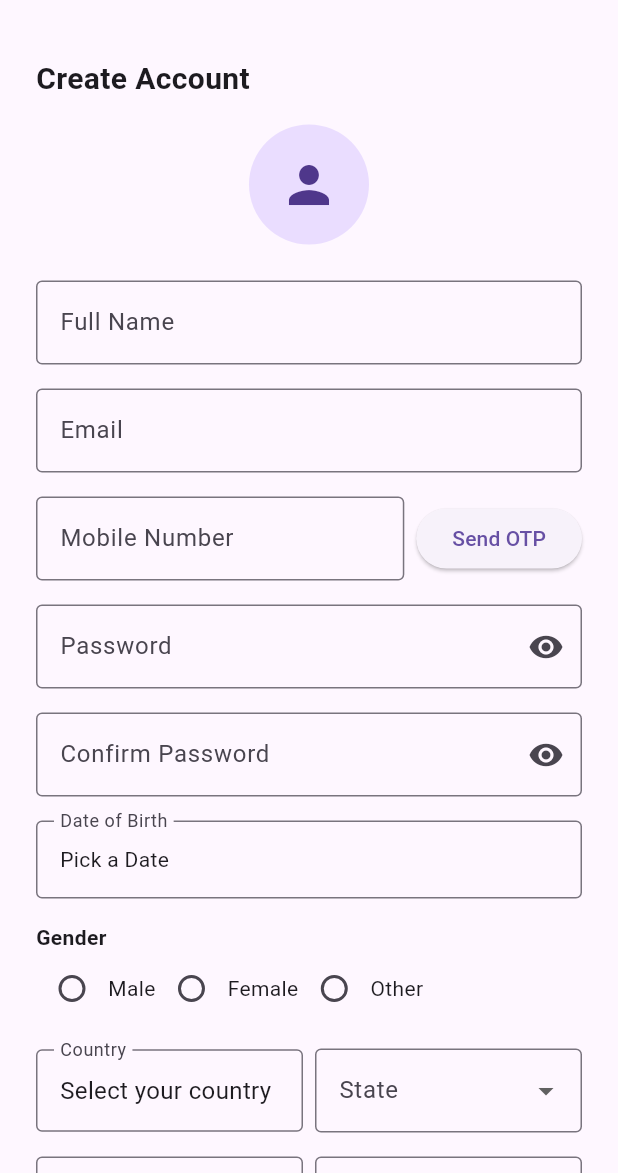
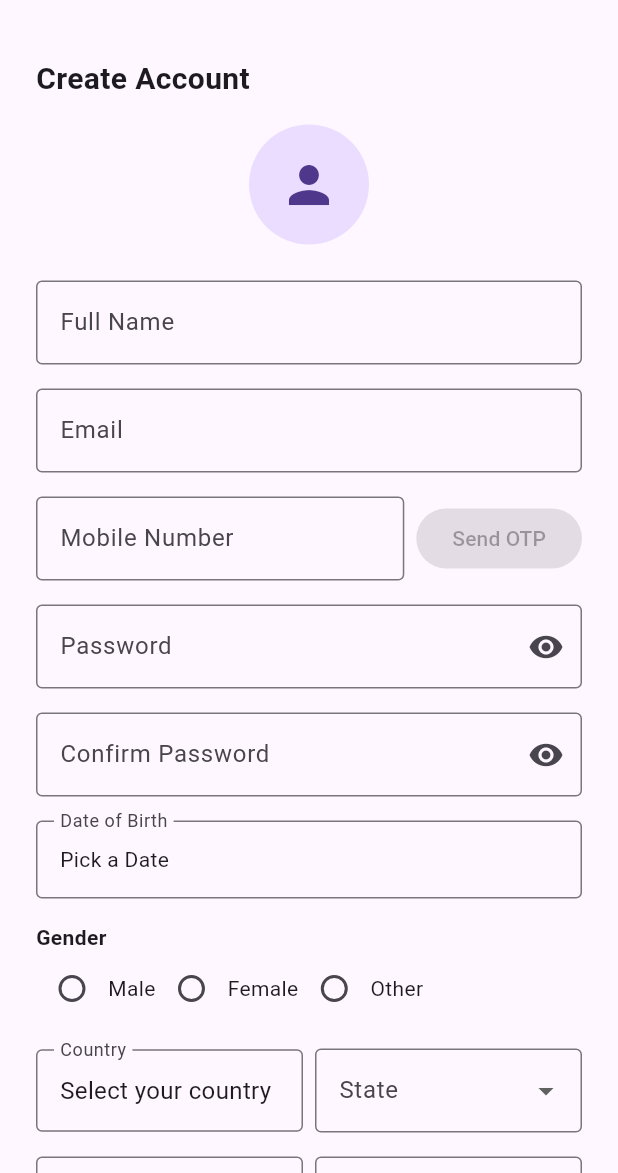
Before and after one commit to AswiniKrishna05/pulse-post, a Flutter app: the PersonalInfoView screen opened by its route, on a phone screen of 412 x 824 dp, the part 63-1236 px from its top. Run offline on Flutter 3.47's test engine with Material 3 defaults, Android fonts, the phone set to English and light mode, and no system bars; our stand-ins replace cloud_firestore, cloud_functions, country_picker, firebase_auth, firebase_core, firebase_storage and 5 more; accounts and stored records are empty.

Commit message:
mobile verification

```diff
--- a/lib/core/navigation/app_router.dart
+++ b/lib/core/navigation/app_router.dart
@@ -23,8 +23,13 @@ class AppRouter {
       case AppRoutes.forgotPassword:
         return MaterialPageRoute(builder: (_) => const ForgotPasswordView());
       case AppRoutes.otp:
-        final email = settings.arguments as String;
-        return MaterialPageRoute(builder: (_) => OTPVerificationView(email: email));
+        final args = settings.arguments as Map<String, dynamic>;
+        return MaterialPageRoute(
+          builder: (_) => OTPVerificationView(
+            phoneNumber: args['phoneNumber'],
+            verificationId: args['verificationId'],
+          ),
+        );
       case AppRoutes.resetPassword:
         final email = settings.arguments as String;
         return MaterialPageRoute(builder: (_) => ResetPasswordView(email: email));
--- a/lib/views/personal_info/personal_info_view.dart
+++ b/lib/views/personal_info/personal_info_view.dart
@@ -4,6 +4,7 @@ import 'package:image_picker/image_picker.dart';
 import 'package:provider/provider.dart';
 import '../../core/navigation/app_routes.dart';
 import '../../viewmodels/personal_info_viewmodel.dart';
+import '../auth/otp_verification_view.dart';
 import '../widgets/custom_textfield.dart';
 import '../widgets/primary_button.dart';
 import 'interests_categories_view.dart';
@@ -97,9 +98,55 @@ class PersonalInfoView extends StatelessWidget {
                     ),
                   ),
                   const SizedBox(width: 8),
-                  ElevatedButton(onPressed: () {}, child: const Text('Send OTP')),
+                  ElevatedButton(
+                    onPressed: vm.mobile.isNotEmpty && !vm.isPhoneVerified
+                        ? () async {
+                            await vm.sendOtp('+91${vm.mobile}', context);
+                            final result = await Navigator.push(
+                              context,
+                              MaterialPageRoute(
+                                builder: (_) => OTPVerificationView(
+                                  phoneNumber: '+91${vm.mobile}',
+                                  verificationId: vm.verificationId,
+                                ),
+                              ),
+                            );
+                            if (result == true) {
+                              vm.isPhoneVerified = true;
+                              vm.notifyListeners();
+                            }
+                          }
+                        : null,
+                    child: Text(vm.isPhoneVerified ? 'OTP Verified' : (vm.isOtpSent ? 'Resend OTP' : 'Send OTP')),
+                  ),
+                  if (vm.isPhoneVerified)
+                    const Padding(
+                      padding: EdgeInsets.only(left: 8.0),
+                      child: Icon(Icons.verified, color: Colors.green),
+                    ),
                 ],
               ),
+              if (vm.isOtpSent && !vm.isPhoneVerified) ...[
+                const SizedBox(height: 8),
+                Row(
+                  children: [
+                    Expanded(
+                      child: CustomTextField(
+                        label: 'Enter OTP',
+                        hint: '6-digit code',
+                        onChanged: (val) => vm.otpCode = val,
+                      ),
+                    ),
+                    const SizedBox(width: 8),
+                    ElevatedButton(
+                      onPressed: vm.otpCode.length == 6
+                          ? () => vm.verifyOtp(vm.otpCode, context)
+                          : null,
+                      child: const Text('Verify OTP'),
+                    ),
+                  ],
+                ),
+              ],
               const SizedBox(height: 16),
               CustomTextField(
                 label: 'Password',
```
Also changed, not shown: lib/core/constants/app_strings.dart (+16 -0 lines), lib/viewmodels/personal_info_viewmodel.dart (+50 -0 lines), lib/views/auth/otp_verification_view.dart (+27 -81 lines).
